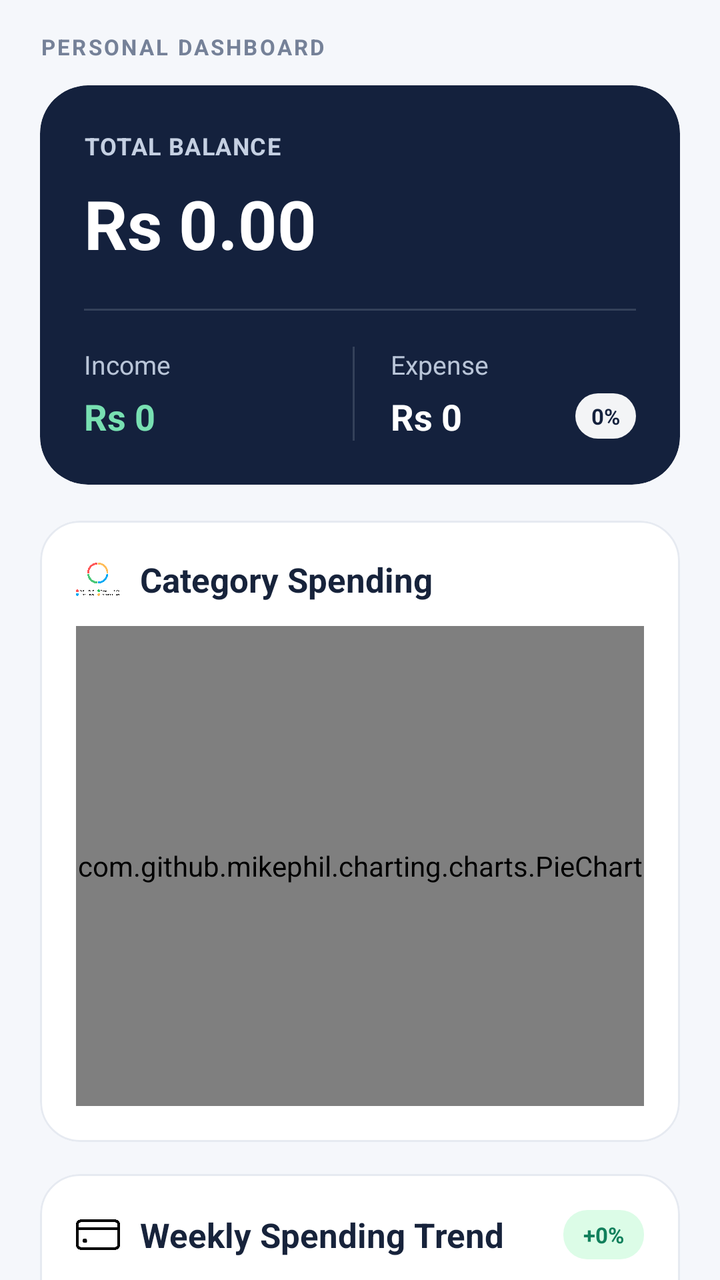
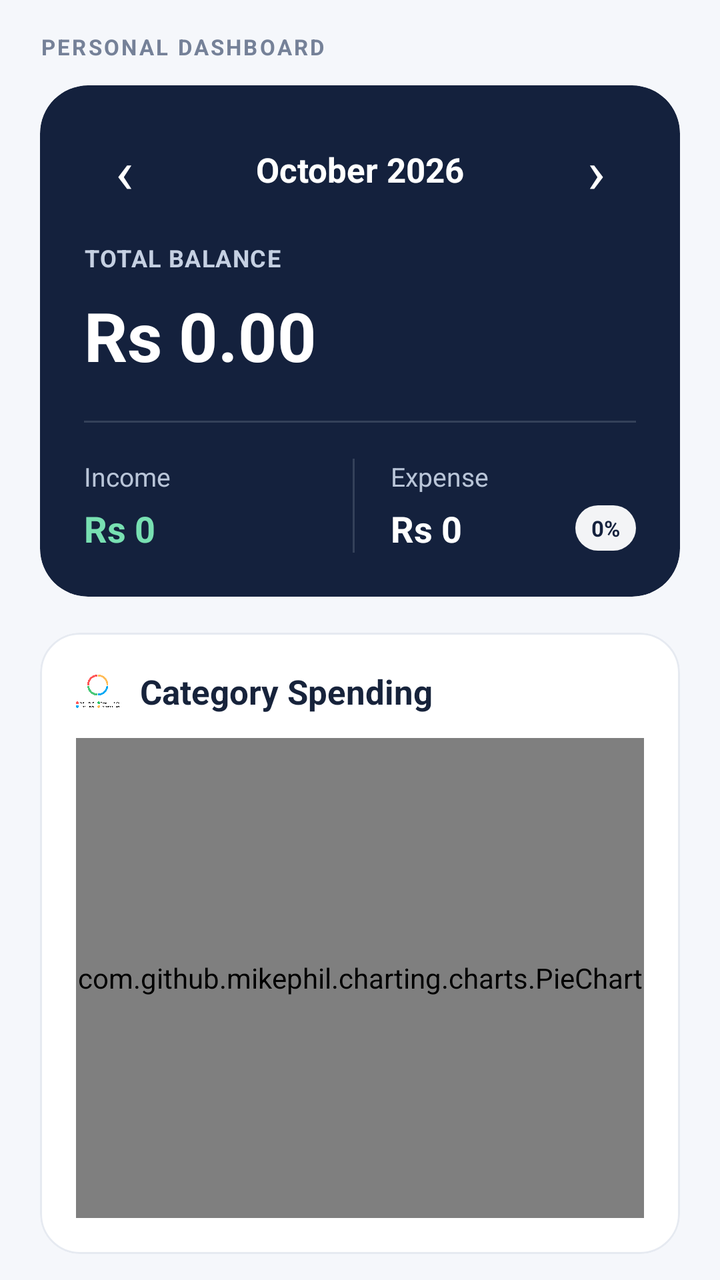

Before-and-after screenshots of an Android layout around one commit, followed by the original layout XML and the change that was made.
<!-- AndroidManifest.xml: application theme Theme.AIExpenseManagementApplication -->
<!-- res/layout/fragment_personal_dashboard.xml -->
<?xml version="1.0" encoding="utf-8"?>
<androidx.core.widget.NestedScrollView
    xmlns:android="http://schemas.android.com/apk/res/android"
    xmlns:app="http://schemas.android.com/apk/res-auto"
    xmlns:tools="http://schemas.android.com/tools"
    android:id="@+id/scrollPersonalDashboard"
    android:layout_width="match_parent"
    android:layout_height="match_parent"
    android:background="#F5F7FB"
    android:clipToPadding="false"
    android:fillViewport="true"
    android:paddingBottom="88dp"
    android:scrollbars="none"
    tools:context=".ui.dashboard.PersonalDashboardFragment">


    <LinearLayout
        android:layout_width="match_parent"
        android:layout_height="wrap_content"
        android:orientation="vertical"
        android:paddingStart="20dp"
        android:paddingTop="16dp"
        android:paddingEnd="20dp"
        android:paddingBottom="32dp">

        
        <TextView
            android:layout_width="match_parent"
            android:layout_height="wrap_content"
            android:letterSpacing="0.10"
            android:text="PERSONAL DASHBOARD"
            android:textColor="#758198"
            android:textSize="11sp"
            android:textStyle="bold" />

        
        <com.google.android.material.card.MaterialCardView
            android:id="@+id/cardBalance"
            android:layout_width="match_parent"
            android:layout_height="wrap_content"
            android:layout_marginTop="12dp"
            app:cardBackgroundColor="#14213D"
            app:cardCornerRadius="24dp"
            app:cardElevation="0dp"
            app:strokeWidth="0dp">

            <LinearLayout
                android:layout_width="match_parent"
                android:layout_height="wrap_content"
                android:orientation="vertical"
                android:padding="22dp">

                <TextView
                    android:layout_width="wrap_content"
                    android:layout_height="wrap_content"
                    android:letterSpacing="0.04"
                    android:text="TOTAL BALANCE"
                    android:textColor="#C5D0E2"
                    android:textSize="12sp"
                    android:textStyle="bold" />

                <TextView
                    android:id="@+id/tvTotalBalance"
                    android:layout_width="match_parent"
                    android:layout_height="wrap_content"
                    android:layout_marginTop="8dp"
                    android:fontFamily="sans"
                    android:text="Rs 0.00"
                    android:textColor="#FFFFFF"
                    android:textSize="34sp"
                    android:textStyle="bold"
                    android:maxLines="1"
                    android:ellipsize="end" />

                <View
                    android:layout_width="match_parent"
                    android:layout_height="1dp"
                    android:layout_marginTop="20dp"
                    android:layout_marginBottom="18dp"
                    android:background="#34415A" />

                <LinearLayout
                    android:layout_width="match_parent"
                    android:layout_height="wrap_content"
                    android:orientation="horizontal">

                    <LinearLayout
                        android:layout_width="0dp"
                        android:layout_height="wrap_content"
                        android:layout_weight="1"
                        android:orientation="vertical">

                        <TextView
                            android:layout_width="wrap_content"
                            android:layout_height="match_parent"
                            android:text="Income"
                            android:textColor="#B9C5D8"
                            android:textSize="13sp" />

                        <TextView
                            android:id="@+id/tvIncome"
                            android:layout_width="match_parent"
                            android:layout_height="wrap_content"
                            android:layout_marginTop="5dp"
                            android:text="Rs 0"
                            android:textColor="#78E0B2"
                            android:textSize="18sp"
                            android:textStyle="bold"
                            android:maxLines="1"
                            android:ellipsize="end" />
                    </LinearLayout>

                    <View
                        android:layout_width="1dp"
                        android:layout_height="match_parent"
                        android:layout_marginStart="12dp"
                        android:layout_marginEnd="18dp"
                        android:background="#34415A" />

                    <LinearLayout
                        android:layout_width="0dp"
                        android:layout_height="wrap_content"
                        android:layout_weight="1"
                        android:orientation="vertical">

                        <TextView
                            android:layout_width="wrap_content"
                            android:layout_height="wrap_content"
                            android:text="Expense"
                            android:textColor="#B9C5D8"
                            android:textSize="13sp" />

                        <LinearLayout
                            android:layout_width="match_parent"
                            android:layout_height="wrap_content"
                            android:layout_marginTop="5dp"
                            android:gravity="center_vertical"
                            android:orientation="horizontal">

                            <TextView
                                android:id="@+id/tvRemainingBudget"
                                android:layout_width="0dp"
                                android:layout_height="wrap_content"
                                android:layout_weight="1"
                                android:text="Rs 0"
                                android:textColor="#FFFFFF"
                                android:textSize="18sp"
                                android:textStyle="bold"
                                android:maxLines="1"
                                android:ellipsize="end" />

                            <TextView
                                android:id="@+id/tvBudgetPercentage"
                                android:layout_width="wrap_content"
                                android:layout_height="wrap_content"
                                android:background="@drawable/badge_light_gray"
                                android:paddingStart="8dp"
                                android:paddingTop="4dp"
                                android:paddingEnd="8dp"
                                android:paddingBottom="4dp"
                                android:text="0%"
                                android:textColor="#14213D"
                                android:textSize="11sp"
                                android:textStyle="bold" />
                        </LinearLayout>
                    </LinearLayout>
                </LinearLayout>
            </LinearLayout>
        </com.google.android.material.card.MaterialCardView>

        
        <com.google.android.material.card.MaterialCardView
            android:id="@+id/cardCategoryOverview"
            android:layout_width="match_parent"
            android:layout_height="wrap_content"
            android:layout_marginTop="18dp"
            app:cardBackgroundColor="#FFFFFF"
            app:cardCornerRadius="20dp"
            app:cardElevation="0dp"
            app:strokeColor="#E6EAF1"
            app:strokeWidth="1dp">

            <LinearLayout
                android:layout_width="match_parent"
                android:layout_height="wrap_content"
                android:orientation="vertical"
                android:padding="18dp">

                <LinearLayout
                    android:layout_width="match_parent"
                    android:layout_height="wrap_content"
                    android:gravity="center_vertical"
                    android:orientation="horizontal">

                    <ImageView
                        android:layout_width="22dp"
                        android:layout_height="22dp"
                        android:contentDescription="Category Spending"
                        android:src="@drawable/piechart" />

                    <TextView
                        android:layout_width="0dp"
                        android:layout_height="wrap_content"
                        android:layout_marginStart="10dp"
                        android:layout_weight="1"
                        android:text="Category Spending"
                        android:textColor="#17233B"
                        android:textSize="17sp"
                        android:textStyle="bold" />
                </LinearLayout>

                <com.github.mikephil.charting.charts.PieChart
                    android:id="@+id/pieChart"
                    android:layout_width="match_parent"
                    android:layout_height="240dp"
                    android:layout_marginTop="12dp" />
            </LinearLayout>
        </com.google.android.material.card.MaterialCardView>

        
        <com.google.android.material.card.MaterialCardView
            android:id="@+id/cardWeeklyTrend"
            android:layout_width="match_parent"
            android:layout_height="wrap_content"
            android:layout_marginTop="16dp"
            app:cardBackgroundColor="#FFFFFF"
            app:cardCornerRadius="20dp"
            app:cardElevation="0dp"
            app:strokeColor="#E6EAF1"
            app:strokeWidth="1dp">

            <LinearLayout
                android:layout_width="match_parent"
                android:layout_height="wrap_content"
                android:orientation="vertical"
                android:padding="18dp">

                <LinearLayout
                    android:layout_width="match_parent"
                    android:layout_height="wrap_content"
                    android:gravity="center_vertical"
                    android:orientation="horizontal">

                    <ImageView
                        android:layout_width="22dp"
                        android:layout_height="22dp"
                        android:contentDescription="Weekly Spending"
                        android:src="@drawable/expense" />

                    <TextView
                        android:layout_width="0dp"
                        android:layout_height="wrap_content"
                        android:layout_marginStart="10dp"
                        android:layout_weight="1"
                        android:text="Weekly Spending Trend"
                        android:textColor="#17233B"
                        android:textSize="17sp"
                        android:textStyle="bold" />

                    <TextView
                        android:id="@+id/tvWeeklyPercentage"
                        android:layout_width="wrap_content"
                        android:layout_height="wrap_content"
                        android:background="@drawable/badge_green"
                        android:paddingStart="10dp"
                        android:paddingTop="5dp"
                        android:paddingEnd="10dp"
                        android:paddingBottom="5dp"
                        android:text="+0%"
                        android:textColor="#12805C"
                        android:textSize="11sp"
                        android:textStyle="bold" />
                </LinearLayout>

                <com.github.mikephil.charting.charts.LineChart
                    android:id="@+id/lineChart"
                    android:layout_width="match_parent"
                    android:layout_height="230dp"
                    android:layout_marginTop="12dp" />
            </LinearLayout>
        </com.google.android.material.card.MaterialCardView>

        
        <com.google.android.material.card.MaterialCardView
            android:id="@+id/cardExpensePrediction"
            android:layout_width="match_parent"
            android:layout_height="wrap_content"
            android:layout_marginTop="16dp"
            app:cardBackgroundColor="#FFFFFF"
            app:cardCornerRadius="20dp"
            app:cardElevation="0dp"
            app:strokeColor="#E6EAF1"
            app:strokeWidth="1dp">

            <LinearLayout
                android:layout_width="match_parent"
                android:layout_height="wrap_content"
                android:orientation="vertical"
                android:padding="18dp">

                <LinearLayout
                    android:layout_width="match_parent"
                    android:layout_height="wrap_content"
                    android:gravity="center_vertical"
                    android:orientation="horizontal">

                    <ImageView
                        android:layout_width="22dp"
                        android:layout_height="22dp"
                        android:contentDescription="Expense Prediction"
                        android:src="@drawable/expense" />

                    <TextView
                        android:layout_width="0dp"
                        android:layout_height="wrap_content"
                        android:layout_marginStart="10dp"
                        android:layout_weight="1"
                        android:text="Forecasted Monthly Expense"
                        android:textColor="#17233B"
                        android:textSize="17sp"
                        android:textStyle="bold" />
                </LinearLayout>

                <TextView
                    android:id="@+id/tvPredictedExpense"
                    android:layout_width="match_parent"
                    android:layout_height="wrap_content"
                    android:layout_marginTop="18dp"
                    android:text="Analyzing..."
                    android:textColor="#14213D"
                    android:textSize="30sp"
                    android:textStyle="bold"
                    android:maxLines="1"
                    android:ellipsize="end" />

                <TextView
                    android:id="@+id/tvPredictionMonth"
                    android:layout_width="wrap_content"
                    android:layout_height="wrap_content"
                    android:layout_marginTop="4dp"
                    android:fontFamily="sans"
                    android:text="October 2026 forecast"
                    android:textColor="#748097"
                    android:textSize="13sp" />

                <TextView
                    android:id="@+id/tvPredictionStatus"
                    android:layout_width="match_parent"
                    android:layout_height="wrap_content"
                    android:layout_marginTop="8dp"
                    android:text="Preparing your financial data..."
                    android:textColor="#667085"
                    android:textSize="13sp" />
            </LinearLayout>
        </com.google.android.material.card.MaterialCardView>

        
        <com.google.android.material.card.MaterialCardView
            android:id="@+id/cardSubscriptions"
            android:layout_width="match_parent"
            android:layout_height="wrap_content"
            android:layout_marginTop="16dp"
            app:cardBackgroundColor="#FFFFFF"
            app:cardCornerRadius="20dp"
            app:cardElevation="0dp"
            app:strokeColor="#E6EAF1"
            app:strokeWidth="1dp">

            <LinearLayout
                android:layout_width="match_parent"
                android:layout_height="wrap_content"
                android:orientation="vertical"
                android:padding="18dp">

                <LinearLayout
                    android:layout_width="match_parent"
                    android:layout_height="wrap_content"
                    android:gravity="center_vertical"
                    android:orientation="horizontal">

                    <ImageView
                        android:layout_width="22dp"
                        android:layout_height="22dp"
                        android:contentDescription="Subscriptions"
                        android:src="@drawable/subscribtion" />

                    <TextView
                        android:layout_width="0dp"
                        android:layout_height="wrap_content"
                        android:layout_marginStart="10dp"
                        android:layout_weight="1"
                        android:text="Subscription Summary"
                        android:textColor="#17233B"
                        android:textSize="17sp"
                        android:textStyle="bold" />

                    <TextView
                        android:id="@+id/tvViewAllSubscriptions"
                        android:layout_width="wrap_content"
                        android:layout_height="48dp"
                        android:clickable="true"
                        android:focusable="true"
                        android:gravity="center"
                        android:minWidth="48dp"
                        android:text="View All"
                        android:textColor="#3157D5"
                        android:textSize="13sp"
                        android:textStyle="bold" />
                </LinearLayout>

                <LinearLayout
                    android:layout_width="match_parent"
                    android:layout_height="wrap_content"
                    android:layout_marginTop="16dp"
                    android:background="#F3F6FC"
                    android:orientation="vertical"
                    android:padding="16dp">

                    <TextView
                        android:layout_width="wrap_content"
                        android:layout_height="wrap_content"
                        android:text="Monthly Subscription Cost"
                        android:textColor="#667085"
                        android:textSize="12sp" />

                    <TextView
                        android:id="@+id/tvSubscriptionTotal"
                        android:layout_width="match_parent"
                        android:layout_height="wrap_content"
                        android:layout_marginTop="5dp"
                        android:text="Rs 0.00"
                        android:textColor="#17233B"
                        android:textSize="27sp"
                        android:textStyle="bold"
                        android:maxLines="1"
                        android:ellipsize="end" />
                </LinearLayout>

                <TextView
                    android:id="@+id/tvSubscriptionCount"
                    android:layout_width="wrap_content"
                    android:layout_height="wrap_content"
                    android:layout_marginTop="16dp"
                    android:text="0 Active Subscriptions"
                    android:textColor="#667085"
                    android:textSize="13sp" />

                <androidx.recyclerview.widget.RecyclerView
                    android:id="@+id/rvSubscriptions"
                    android:layout_width="match_parent"
                    android:layout_height="wrap_content"
                    android:layout_marginTop="10dp"
                    android:nestedScrollingEnabled="false" />

                <TextView
                    android:id="@+id/tvNoSubscriptions"
                    android:layout_width="match_parent"
                    android:layout_height="wrap_content"
                    android:layout_marginTop="14dp"
                    android:gravity="center"
                    android:padding="16dp"
                    android:text="No active subscriptions found."
                    android:textColor="#8A94A6"
                    android:textSize="13sp"
                    android:visibility="gone" />
            </LinearLayout>
        </com.google.android.material.card.MaterialCardView>

        
        <com.google.android.material.card.MaterialCardView
            android:id="@+id/cardAIInsights"
            android:layout_width="match_parent"
            android:layout_height="wrap_content"
            android:layout_marginTop="16dp"
            app:cardBackgroundColor="#EEF4FF"
            app:cardCornerRadius="20dp"
            app:cardElevation="0dp"
            app:strokeColor="#DCE7FF"
            app:strokeWidth="1dp">

            <LinearLayout
                android:layout_width="match_parent"
                android:layout_height="wrap_content"
                android:orientation="vertical"
                android:padding="18dp">

                <LinearLayout
                    android:layout_width="match_parent"
                    android:layout_height="wrap_content"
                    android:gravity="center_vertical"
                    android:orientation="horizontal">

                    <ImageView
                        android:layout_width="24dp"
                        android:layout_height="24dp"
                        android:contentDescription="AI Insights"
                        android:src="@drawable/bg_insight" />

                    <TextView
                        android:layout_width="0dp"
                        android:layout_height="wrap_content"
                        android:layout_marginStart="10dp"
                        android:layout_weight="1"
                        android:text="AI Savings Insights"
                        android:textColor="#17233B"
                        android:textSize="17sp"
                        android:textStyle="bold" />
                </LinearLayout>

                <TextView
                    android:id="@+id/tvAIInsight"
                    android:layout_width="match_parent"
                    android:layout_height="wrap_content"
                    android:layout_marginTop="14dp"
                    android:lineSpacingExtra="3dp"
                    android:text="No insights available yet. Start recording your expenses and subscriptions to receive AI-powered financial recommendations."
                    android:textColor="#475467"
                    android:textSize="14sp" />

                <LinearLayout
                    android:layout_width="match_parent"
                    android:layout_height="wrap_content"
                    android:layout_marginTop="14dp"
                    android:background="#FFFFFF"
                    android:gravity="top"
                    android:orientation="horizontal"
                    android:padding="14dp">

                    <ImageView
                        android:layout_width="22dp"
                        android:layout_height="22dp"
                        android:contentDescription="Recommendation"
                        android:src="@drawable/expense" />

                    <TextView
                        android:id="@+id/tvRecommendation"
                        android:layout_width="0dp"
                        android:layout_height="wrap_content"
                        android:layout_marginStart="10dp"
                        android:layout_weight="1"
                        android:lineSpacingExtra="2dp"
                        android:text="Track your daily expenses consistently to unlock personalized savings suggestions."
                        android:textColor="#344054"
                        android:textSize="13sp" />
                </LinearLayout>

                <com.google.android.material.button.MaterialButton
                    android:id="@+id/btnViewInsights"
                    android:layout_width="match_parent"
                    android:layout_height="52dp"
                    android:layout_marginTop="16dp"
                    android:text="View Detailed Insights"
                    android:textAllCaps="false"
                    android:textColor="#FFFFFF"
                    android:textSize="14sp"
                    android:textStyle="bold"
                    app:backgroundTint="#3157D5"
                    app:cornerRadius="14dp" />

                <com.google.android.material.button.MaterialButton
                    android:id="@+id/btnAIFinancialAdvisor"
                    android:layout_width="match_parent"
                    android:layout_height="52dp"
                    android:layout_marginTop="10dp"
                    android:text="Ask AI Financial Advisor"
                    android:textAllCaps="false"
                    android:textColor="#FFFFFF"
                    android:textSize="14sp"
                    android:textStyle="bold"
                    app:backgroundTint="#16845D"
                    app:cornerRadius="14dp" />
            </LinearLayout>
        </com.google.android.material.card.MaterialCardView>

        
        <com.google.android.material.button.MaterialButton
            android:id="@+id/btnReports"
            android:layout_width="match_parent"
            android:layout_height="54dp"
            android:layout_marginTop="18dp"
            android:text="View Financial Reports"
            android:textAllCaps="false"
            android:textColor="#FFFFFF"
            android:textSize="14sp"
            android:textStyle="bold"
            app:backgroundTint="#14213D"
            app:cornerRadius="14dp" />

    </LinearLayout>
</androidx.core.widget.NestedScrollView>
<!-- resources referenced by this layout -->
<resources>
  <!-- drawable badge_green (drawable) -->
  <shape xmlns:android="http://schemas.android.com/apk/res/android">
      <solid android:color="#DCFCE7"/>
      <corners android:radius="12dp"/>
  </shape>
  <!-- drawable badge_light_gray (drawable) -->
  <shape xmlns:android="http://schemas.android.com/apk/res/android">
      <solid android:color="#F3F4F6"/>
      <corners android:radius="12dp"/>
  </shape>
  <!-- drawable bg_insight (drawable) -->
  <shape xmlns:android="http://schemas.android.com/apk/res/android">
      <solid android:color="#F0FDF4" />
      <stroke android:width="1dp" android:color="#BBF7D0" />
      <corners android:radius="18dp" />
  </shape>
  <!-- drawable expense: png bitmap (drawable, 5039 bytes) -->
  <!-- drawable piechart: png bitmap (drawable, 156854 bytes) -->
  <!-- drawable subscribtion: png bitmap (drawable, 6612 bytes) -->
  <style name="Theme.AIExpenseManagementApplication" parent="Base.Theme.AIExpenseManagementApplication" />
  <style name="Base.Theme.AIExpenseManagementApplication" parent="Theme.Material3.DayNight.NoActionBar">
  
          <item name="colorPrimary">#C7C7CC</item>
          <item name="colorOnPrimary">#FFFFFF</item>
  
          
          <item name="android:statusBarColor">#FFFFFF</item>
  
          
          <item name="android:windowLightStatusBar">true</item>
  
          <item name="colorSecondaryContainer">@color/nav_selected_background</item>
  
      </style>
  <color name="nav_selected_background">#DCFCE7</color>
</resources>

<!-- the commit's change to res/layout/fragment_personal_dashboard.xml (unified diff, before → after) -->
@@ -49,6 +49,53 @@
                 android:layout_height="wrap_content"
                 android:orientation="vertical"
                 android:padding="22dp">
+
+
+                
+                <LinearLayout
+                    android:layout_width="match_parent"
+                    android:layout_height="wrap_content"
+                    android:layout_marginBottom="16dp"
+                    android:gravity="center_vertical"
+                    android:orientation="horizontal">
+
+                    <TextView
+                        android:id="@+id/btnPreviousMonth"
+                        android:layout_width="40dp"
+                        android:layout_height="40dp"
+                        android:gravity="center"
+                        android:text="‹"
+                        android:textSize="30sp"
+                        android:textColor="#FFFFFF"
+                        android:clickable="true"
+                        android:focusable="true"
+                        android:contentDescription="Previous month" />
+
+                    <TextView
+                        android:id="@+id/tvMonthLabel"
+                        android:layout_width="0dp"
+                        android:layout_height="wrap_content"
+                        android:layout_weight="1"
+                        android:gravity="center"
+                        android:text="October 2026"
+                        android:textSize="17sp"
+                        android:textStyle="bold"
+                        android:textColor="#FFFFFF" />
+
+                    <TextView
+                        android:id="@+id/btnNextMonth"
+                        android:layout_width="40dp"
+                        android:layout_height="40dp"
+                        android:gravity="center"
+                        android:text="›"
+                        android:textSize="30sp"
+                        android:textColor="#FFFFFF"
+                        android:clickable="true"
+                        android:focusable="true"
+                        android:contentDescription="Next month" />
+
+                </LinearLayout>
+
 
                 <TextView
                     android:layout_width="wrap_content"
